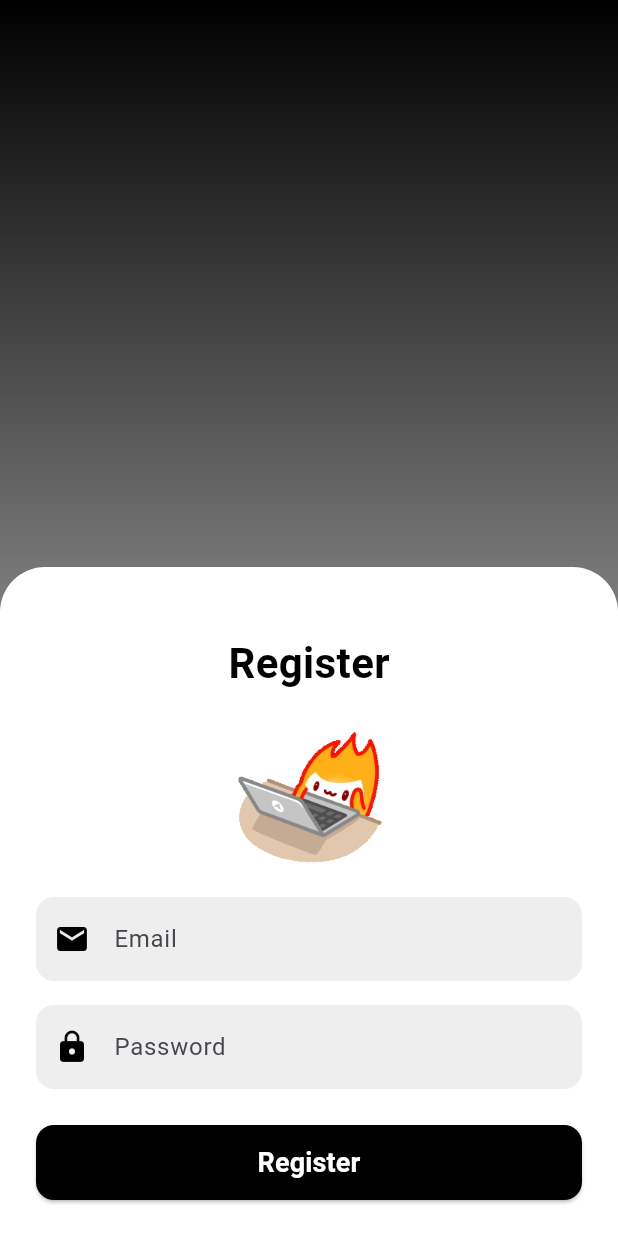
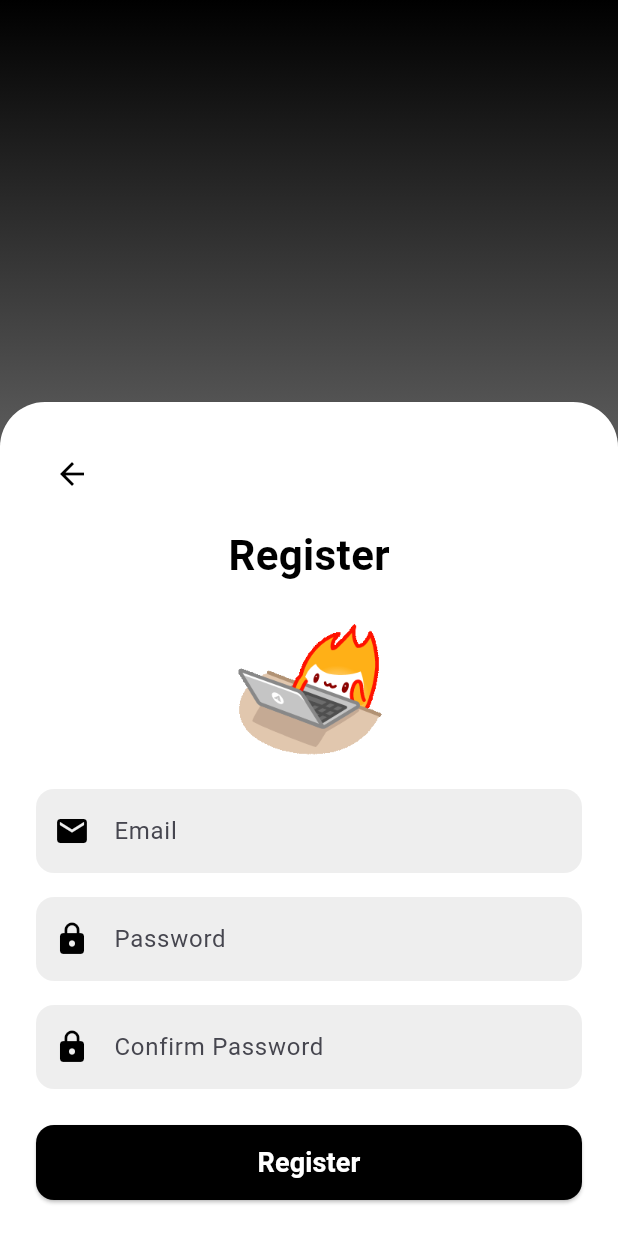
Before and after one commit to haszbrainz/front-end, a Flutter app: the screen it shows after launch, after a tap on "Register now", on a phone screen of 412 x 824 dp. Run offline on Flutter 3.47's test engine with Material 3 defaults, Android fonts, the phone set to English and light mode, and no system bars; Roboto replaces fonts that are missing (Visby).

Commit message:
Responsi_UTS

```diff
--- a/lib/screens/login_screen.dart
+++ b/lib/screens/login_screen.dart
@@ -158,7 +158,7 @@ class _LoginScreenState extends State<LoginScreen> {
                                 ),
                               ],
                             ),
-                            const SizedBox(height: 24),
+                            const SizedBox(height: 18),
                             ElevatedButton(
                               onPressed: _login,
                               style: ElevatedButton.styleFrom(
--- a/lib/screens/resgistration_screen.dart
+++ b/lib/screens/resgistration_screen.dart
@@ -1,7 +1,15 @@
 import 'package:flutter/material.dart';
 
-class RegistrationScreen extends StatelessWidget {
+class RegistrationScreen extends StatefulWidget {
   const RegistrationScreen({super.key});
+
+  @override
+  _RegistrationScreenState createState() => _RegistrationScreenState();
+}
+
+class _RegistrationScreenState extends State<RegistrationScreen> {
+  final TextEditingController _passwordController = TextEditingController();
+  final TextEditingController _confirmPasswordController = TextEditingController();
 
   void _showSuccessDialog(BuildContext context) {
     showDialog(
@@ -16,7 +24,7 @@ class RegistrationScreen extends StatelessWidget {
             mainAxisSize: MainAxisSize.min,
             children: [
               const Image(
-                image: AssetImage('images/akun.gif'), // Replace with your image path
+                image: AssetImage('images/akun.gif'), // Ganti dengan path gambar Anda
                 width: 100,
                 height: 100,
                 fit: BoxFit.cover,
@@ -38,8 +46,8 @@ class RegistrationScreen extends StatelessWidget {
               const SizedBox(height: 20),
               ElevatedButton(
                 onPressed: () {
-                  Navigator.pop(context); // Close the dialog
-                  Navigator.pop(context); // Navigate back to login screen
+                  Navigator.pop(context); // Tutup dialog
+                  Navigator.pop(context); // Kembali ke layar login
                 },
                 style: ElevatedButton.styleFrom(
                   backgroundColor: Colors.black,
@@ -57,6 +65,24 @@ class RegistrationScreen extends StatelessWidget {
         );
       },
     );
+  }
+
+  void _validatePasswords(BuildContext context) {
+    if (_passwordController.text != _confirmPasswordController.text) {
+      ScaffoldMessenger.of(context).showSnackBar(
+        SnackBar(
+          content: const Text('Passwords do not match'),
+          behavior: SnackBarBehavior.floating,
+          margin: const EdgeInsets.all(16),
+          shape: RoundedRectangleBorder(
+            borderRadius: BorderRadius.circular(10),
+          ),
+          duration: const Duration(seconds: 3),
+        ),
+      );
+    } else {
+      _showSuccessDialog(context); // Tampilkan dialog sukses jika password cocok
+    }
   }
 
   @override
@@ -89,7 +115,16 @@ class RegistrationScreen extends StatelessWidget {
                     crossAxisAlignment: CrossAxisAlignment.center,
                     mainAxisAlignment: MainAxisAlignment.start,
                     children: [
-                      const SizedBox(height: 20),
+                      Align(
+                        alignment: Alignment.centerLeft,
+                        child: IconButton(
+                          icon: const Icon(Icons.arrow_back, color: Colors.black),
+                          onPressed: () {
+                            Navigator.pop(context); // Arahkan kembali ke halaman login
+                          },
+                        ),
+                      ),
+                      const SizedBox(height: 10),
                       const Text(
                         'Register',
                         style: TextStyle(
@@ -101,7 +136,7 @@ class RegistrationScreen extends StatelessWidget {
                       ),
                       const SizedBox(height: 16),
                       const Image(
-                        image: AssetImage('images/laptop.gif'), // Replace with your image path
+                        image: AssetImage('images/laptop.gif'), // Ganti dengan path gambar Anda
                         width: 100,
                         height: 100,
                         fit: BoxFit.cover,
@@ -124,6 +159,7 @@ class RegistrationScreen extends StatelessWidget {
                             ),
                             const SizedBox(height: 16),
                             TextFormField(
+                              controller: _passwordController,
                               obscureText: true,
                               decoration: InputDecoration(
                                 prefixIcon: const Icon(Icons.lock, color: Colors.black),
@@ -136,10 +172,25 @@ class RegistrationScreen extends StatelessWidget {
                                 ),
                               ),
                             ),
+                            const SizedBox(height: 16),
+                            TextFormField(
+                              controller: _confirmPasswordController,
+                              obscureText: true,
+                              decoration: InputDecoration(
+                                prefixIcon: const Icon(Icons.lock, color: Colors.black),
+                                labelText: 'Confirm Password',
+                                filled: true,
+                                fillColor: Colors.grey[200],
+                                border: OutlineInputBorder(
+                                  borderRadius: BorderRadius.circular(12),
+                                  borderSide: BorderSide.none,
+                                ),
+                              ),
+                            ),
                             const SizedBox(height: 24),
                             ElevatedButton(
                               onPressed: () {
-                                _showSuccessDialog(context); // Show the success dialog
+                                _validatePasswords(context); // Validasi password
                               },
                               style: ElevatedButton.styleFrom(
                                 minimumSize: const Size(double.infinity, 50),
```
